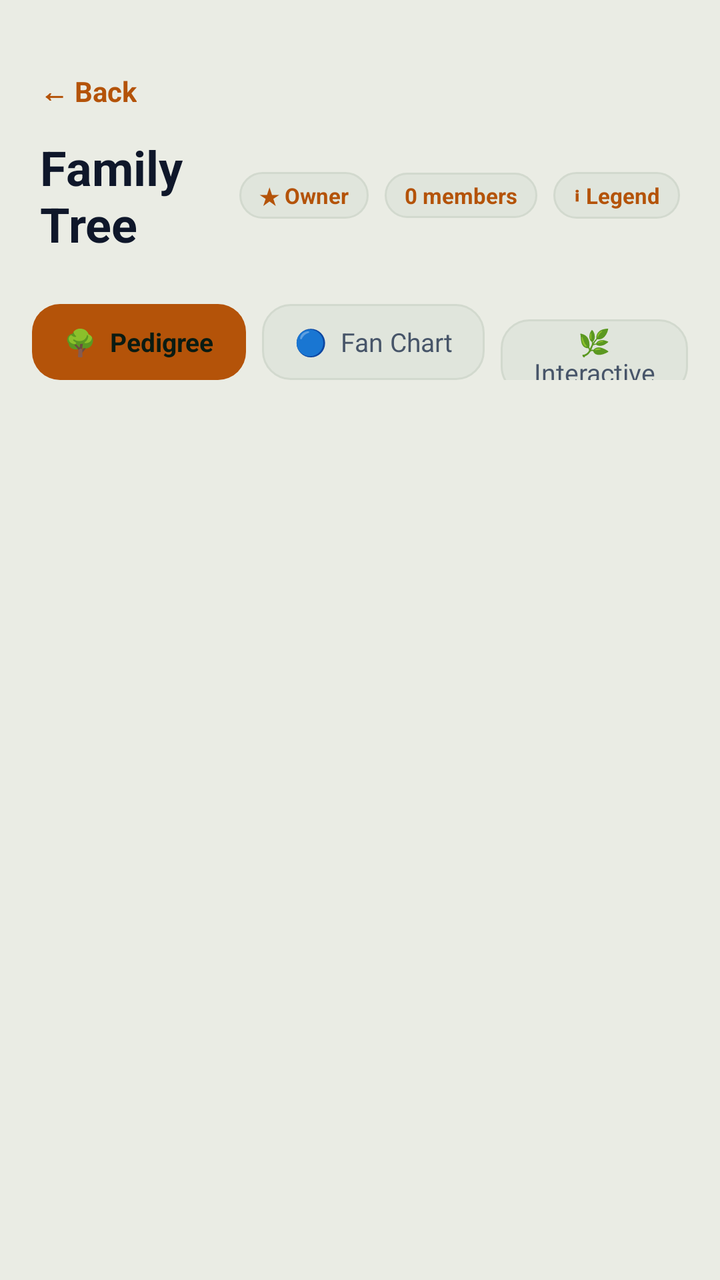
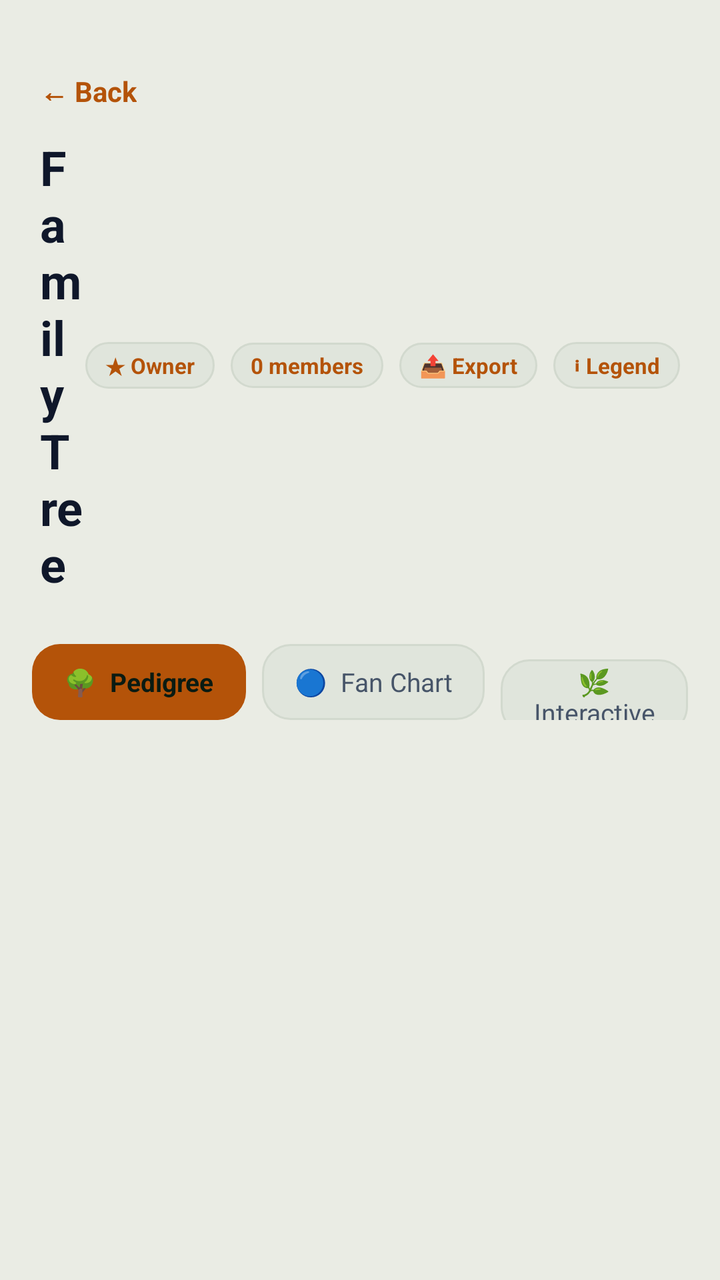

Compare the two renders of this Android layout. The source of the first and the diff that turns it into the second are given below.
<!-- AndroidManifest.xml: application theme Theme.BTProject2 -->
<!-- res/layout/activity_family_tree.xml -->
<?xml version="1.0" encoding="utf-8"?>
<LinearLayout xmlns:android="http://schemas.android.com/apk/res/android"
    android:layout_width="match_parent"
    android:layout_height="match_parent"
    android:orientation="vertical"
    android:background="@color/forest_bg"
    android:fitsSystemWindows="true">

    
    <LinearLayout
        android:layout_width="match_parent"
        android:layout_height="wrap_content"
        android:orientation="vertical"
        android:background="@color/forest_bg"
        android:paddingStart="20dp"
        android:paddingEnd="20dp"
        android:paddingTop="36dp"
        android:paddingBottom="16dp">

        <TextView
            android:id="@+id/btnBack"
            android:layout_width="wrap_content"
            android:layout_height="wrap_content"
            android:text="← Back"
            android:textSize="14sp"
            android:textStyle="bold"
            android:textColor="@color/gold_accent"
            android:layout_marginBottom="12dp"
            android:clickable="true"
            android:focusable="true" />

        <LinearLayout
            android:layout_width="match_parent"
            android:layout_height="wrap_content"
            android:orientation="horizontal"
            android:gravity="center_vertical">

            <TextView
                android:layout_width="0dp"
                android:layout_height="wrap_content"
                android:layout_weight="1"
                android:text="Family Tree"
                android:textSize="24sp"
                android:textStyle="bold"
                android:textColor="@color/text_primary" />

            <TextView
                android:id="@+id/tvTreeRoleBadge"
                android:layout_width="wrap_content"
                android:layout_height="wrap_content"
                android:text="★ Owner"
                android:textSize="11sp"
                android:textStyle="bold"
                android:textColor="@color/gold_accent"
                android:background="@drawable/badge_pill_dark"
                android:paddingStart="10dp"
                android:paddingEnd="10dp"
                android:paddingTop="4dp"
                android:paddingBottom="4dp"
                android:layout_marginEnd="8dp" />

            <TextView
                android:id="@+id/tvMemberCount"
                android:layout_width="wrap_content"
                android:layout_height="wrap_content"
                android:text="0 members"
                android:textSize="11sp"
                android:textStyle="bold"
                android:textColor="@color/mint_text"
                android:background="@drawable/badge_pill_dark"
                android:paddingStart="10dp"
                android:paddingEnd="10dp"
                android:paddingTop="4dp"
                android:paddingBottom="4dp" />

            <TextView
                android:id="@+id/btnTreeLegend"
                android:layout_width="wrap_content"
                android:layout_height="wrap_content"
                android:text="ℹ Legend"
                android:textSize="11sp"
                android:textStyle="bold"
                android:textColor="@color/gold_accent"
                android:background="@drawable/badge_pill_dark"
                android:paddingStart="10dp"
                android:paddingEnd="10dp"
                android:paddingTop="4dp"
                android:paddingBottom="4dp"
                android:layout_marginStart="8dp"
                android:clickable="true"
                android:focusable="true" />
        </LinearLayout>
    </LinearLayout>

    
    <LinearLayout
        android:id="@+id/layoutViewerBanner"
        android:layout_width="match_parent"
        android:layout_height="wrap_content"
        android:background="@color/forest_card"
        android:paddingStart="16dp"
        android:paddingEnd="16dp"
        android:paddingTop="8dp"
        android:paddingBottom="8dp"
        android:orientation="horizontal"
        android:gravity="center_vertical"
        android:visibility="gone">

        <TextView
            android:layout_width="wrap_content"
            android:layout_height="wrap_content"
            android:text="👁  "
            android:textSize="14sp" />

        <TextView
            android:layout_width="0dp"
            android:layout_height="wrap_content"
            android:layout_weight="1"
            android:text="Viewer: Read-only access. You cannot add or edit members."
            android:textSize="12sp"
            android:textColor="@color/text_secondary" />
    </LinearLayout>

    
    <LinearLayout
        android:layout_width="match_parent"
        android:layout_height="wrap_content"
        android:orientation="horizontal"
        android:background="@color/forest_bg"
        android:paddingStart="16dp"
        android:paddingEnd="16dp"
        android:paddingTop="8dp"
        android:paddingBottom="12dp">

        <TextView
            android:id="@+id/btnPedigree"
            android:layout_width="wrap_content"
            android:layout_height="38dp"
            android:gravity="center"
            android:text="🌳  Pedigree"
            android:textSize="13sp"
            android:textStyle="bold"
            android:paddingStart="16dp"
            android:paddingEnd="16dp"
            android:background="@drawable/btn_gold_primary"
            android:textColor="#0A1B12"
            android:layout_marginEnd="8dp"
            android:clickable="true"
            android:focusable="true" />

        <TextView
            android:id="@+id/btnFanChart"
            android:layout_width="wrap_content"
            android:layout_height="38dp"
            android:gravity="center"
            android:text="🔵  Fan Chart"
            android:textSize="13sp"
            android:textColor="@color/text_secondary"
            android:background="@drawable/btn_dark_secondary"
            android:paddingStart="16dp"
            android:paddingEnd="16dp"
            android:clickable="true"
            android:focusable="true" />

        <TextView
            android:id="@+id/btnInteractiveTree"
            android:layout_width="wrap_content"
            android:layout_height="38dp"
            android:gravity="center"
            android:text="🌿  Interactive"
            android:textSize="13sp"
            android:textColor="@color/text_secondary"
            android:background="@drawable/btn_dark_secondary"
            android:paddingStart="16dp"
            android:paddingEnd="16dp"
            android:layout_marginStart="8dp"
            android:clickable="true"
            android:focusable="true" />

    </LinearLayout>

    
    <androidx.recyclerview.widget.RecyclerView
        android:id="@+id/rvTree"
        android:layout_width="match_parent"
        android:layout_height="match_parent"
        android:paddingTop="4dp"
        android:paddingBottom="24dp"
        android:clipToPadding="false" />

    
    <WebView
        android:id="@+id/webViewFan"
        android:layout_width="match_parent"
        android:layout_height="match_parent"
        android:visibility="gone" />

</LinearLayout>
<!-- resources referenced by this layout -->
<resources>
  <color name="forest_bg">#EAECE4</color>
  <color name="forest_card">#F5F7F1</color>
  <color name="gold_accent">#B45309</color>
  <color name="mint_text">#B45309</color>
  <color name="text_primary">#0F172A</color>
  <color name="text_secondary">#475569</color>
  <!-- drawable badge_pill_dark (drawable) -->
  <?xml version="1.0" encoding="utf-8"?>
  <shape xmlns:android="http://schemas.android.com/apk/res/android"
      android:shape="rectangle">
      <solid android:color="@color/forest_card_light" />
      <corners android:radius="20dp" />
      <stroke
          android:width="1dp"
          android:color="@color/forest_card_border" />
  </shape>
  <!-- drawable btn_dark_secondary (drawable) -->
  <?xml version="1.0" encoding="utf-8"?>
  <ripple xmlns:android="http://schemas.android.com/apk/res/android"
      android:color="#20FFFFFF">
      <item>
          <shape android:shape="rectangle">
              <solid android:color="@color/forest_card_light" />
              <corners android:radius="14dp" />
              <stroke
                  android:width="1dp"
                  android:color="@color/forest_card_border" />
          </shape>
      </item>
  </ripple>
  <!-- drawable btn_gold_primary (drawable) -->
  <?xml version="1.0" encoding="utf-8"?>
  <ripple xmlns:android="http://schemas.android.com/apk/res/android"
      android:color="#40FFFFFF">
      <item>
          <shape android:shape="rectangle">
              <solid android:color="@color/gold_accent" />
              <corners android:radius="14dp" />
          </shape>
      </item>
  </ripple>
  <style name="Theme.BTProject2" parent="Theme.MaterialComponents.DayNight.NoActionBar">
          <item name="colorPrimary">@color/gold_accent</item>
          <item name="colorPrimaryDark">@color/gold_accent_dark</item>
          <item name="colorAccent">@color/gold_accent</item>
          <item name="android:windowBackground">@color/forest_bg</item>
          <item name="android:statusBarColor">@color/forest_bg</item>
          <item name="android:windowLightStatusBar">true</item>
      </style>
  <color name="forest_card_light">#E0E5DC</color>
  <color name="forest_card_border">#D2D9CE</color>
  <color name="gold_accent_dark">#78350F</color>
</resources>

<!-- the commit's change to res/layout/activity_family_tree.xml (unified diff, before → after) -->
@@ -72,6 +72,23 @@
                 android:paddingEnd="10dp"
                 android:paddingTop="4dp"
                 android:paddingBottom="4dp" />
+
+            <TextView
+                android:id="@+id/btnExportTree"
+                android:layout_width="wrap_content"
+                android:layout_height="wrap_content"
+                android:text="📤 Export"
+                android:textSize="11sp"
+                android:textStyle="bold"
+                android:textColor="@color/gold_accent"
+                android:background="@drawable/badge_pill_dark"
+                android:paddingStart="10dp"
+                android:paddingEnd="10dp"
+                android:paddingTop="4dp"
+                android:paddingBottom="4dp"
+                android:layout_marginStart="8dp"
+                android:clickable="true"
+                android:focusable="true" />
 
             <TextView
                 android:id="@+id/btnTreeLegend"
